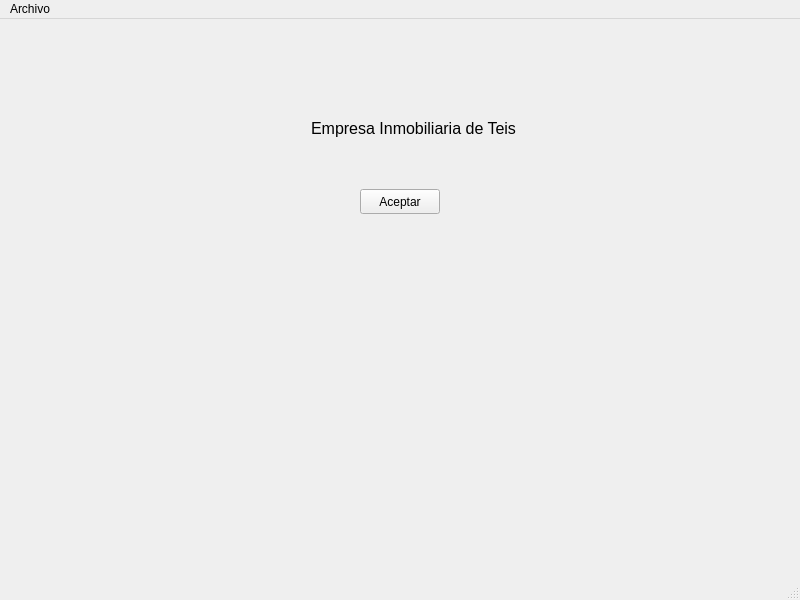
yelkov/ProyectoDI, file venPrincipal.ui: the form before one commit.
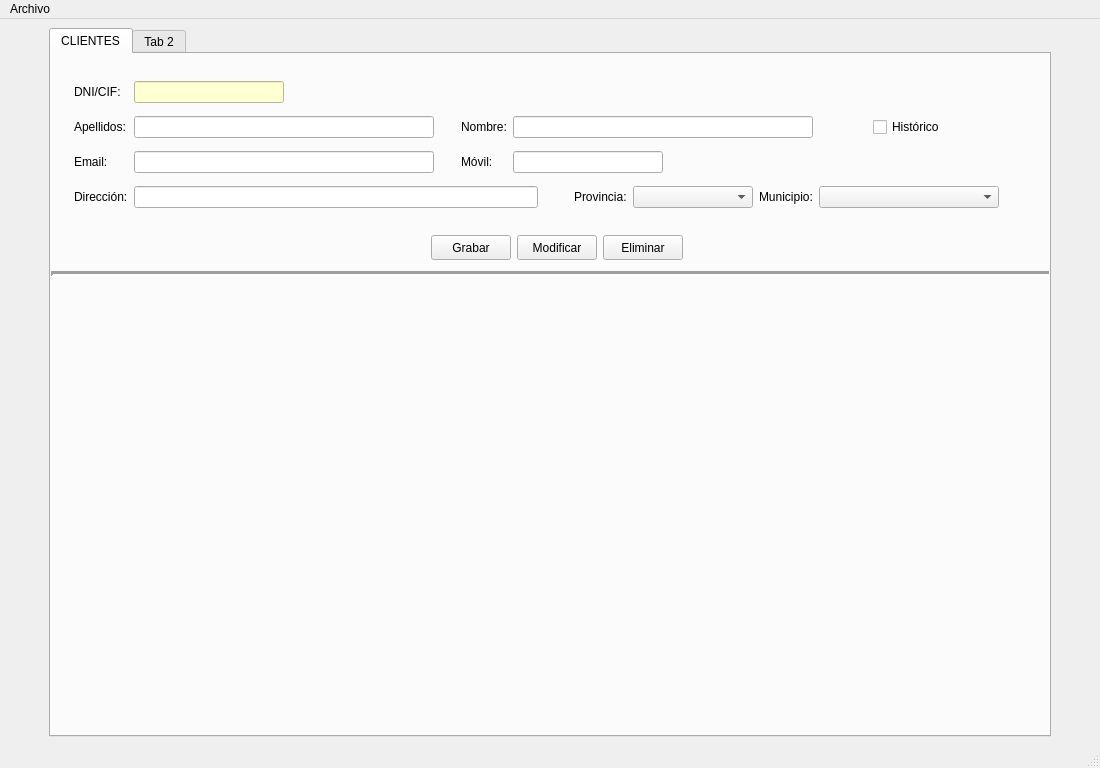
The form after the commit.

Commit message: feat(venPrincipal.ui): primera ventana

```diff
--- a/venPrincipal.ui
+++ b/venPrincipal.ui
@@ -6,70 +6,414 @@
    <rect>
     <x>0</x>
     <y>0</y>
-    <width>800</width>
-    <height>600</height>
+    <width>1100</width>
+    <height>768</height>
    </rect>
   </property>
   <property name="windowTitle">
    <string>InmoTeis</string>
   </property>
+  <property name="layoutDirection">
+   <enum>Qt::LeftToRight</enum>
+  </property>
   <widget class="QWidget" name="centralwidget">
-   <widget class="QLabel" name="lblTitulo">
-    <property name="geometry">
-     <rect>
-      <x>310</x>
-      <y>100</y>
-      <width>207</width>
-      <height>19</height>
-     </rect>
-    </property>
-    <property name="font">
-     <font>
-      <pointsize>12</pointsize>
-     </font>
-    </property>
-    <property name="layoutDirection">
-     <enum>Qt::LeftToRight</enum>
-    </property>
-    <property name="text">
-     <string>Empresa Inmobiliaria de Teis</string>
-    </property>
-    <property name="alignment">
-     <set>Qt::AlignCenter</set>
-    </property>
-   </widget>
-   <widget class="QPushButton" name="botAceptar">
-    <property name="geometry">
-     <rect>
-      <x>360</x>
-      <y>170</y>
-      <width>80</width>
-      <height>25</height>
-     </rect>
-    </property>
-    <property name="minimumSize">
-     <size>
-      <width>80</width>
-      <height>25</height>
-     </size>
-    </property>
-    <property name="maximumSize">
-     <size>
-      <width>80</width>
-      <height>25</height>
-     </size>
-    </property>
-    <property name="text">
-     <string>Aceptar</string>
-    </property>
-   </widget>
+   <layout class="QHBoxLayout" name="horizontalLayout_2">
+    <item>
+     <spacer name="horizontalSpacer_3">
+      <property name="orientation">
+       <enum>Qt::Horizontal</enum>
+      </property>
+      <property name="sizeType">
+       <enum>QSizePolicy::Fixed</enum>
+      </property>
+      <property name="sizeHint" stdset="0">
+       <size>
+        <width>40</width>
+        <height>20</height>
+       </size>
+      </property>
+     </spacer>
+    </item>
+    <item>
+     <widget class="QTabWidget" name="panPrincipal">
+      <property name="enabled">
+       <bool>true</bool>
+      </property>
+      <property name="minimumSize">
+       <size>
+        <width>970</width>
+        <height>670</height>
+       </size>
+      </property>
+      <property name="currentIndex">
+       <number>0</number>
+      </property>
+      <widget class="QWidget" name="tabClientes">
+       <attribute name="title">
+        <string>CLIENTES</string>
+       </attribute>
+       <widget class="Line" name="line">
+        <property name="geometry">
+         <rect>
+          <x>0</x>
+          <y>210</y>
+          <width>1000</width>
+          <height>20</height>
+         </rect>
+        </property>
+        <property name="frameShadow">
+         <enum>QFrame::Sunken</enum>
+        </property>
+        <property name="lineWidth">
+         <number>3</number>
+        </property>
+        <property name="orientation">
+         <enum>Qt::Horizontal</enum>
+        </property>
+       </widget>
+       <widget class="QWidget" name="">
+        <property name="geometry">
+         <rect>
+          <x>23</x>
+          <y>20</y>
+          <width>925</width>
+          <height>141</height>
+         </rect>
+        </property>
+        <layout class="QGridLayout" name="gridLayout">
+         <item row="1" column="4" colspan="5">
+          <widget class="QLineEdit" name="txtNomcli">
+           <property name="minimumSize">
+            <size>
+             <width>300</width>
+             <height>0</height>
+            </size>
+           </property>
+          </widget>
+         </item>
+         <item row="0" column="1">
+          <widget class="QLineEdit" name="txtDnicli">
+           <property name="minimumSize">
+            <size>
+             <width>120</width>
+             <height>0</height>
+            </size>
+           </property>
+           <property name="maximumSize">
+            <size>
+             <width>150</width>
+             <height>16777215</height>
+            </size>
+           </property>
+           <property name="styleSheet">
+            <string notr="true">background-color: rgb(254, 255, 210);</string>
+           </property>
+          </widget>
+         </item>
+         <item row="2" column="0">
+          <widget class="QLabel" name="lblEmailcli">
+           <property name="text">
+            <string>Email:</string>
+           </property>
+          </widget>
+         </item>
+         <item row="3" column="1" colspan="4">
+          <widget class="QLineEdit" name="txtDircli">
+           <property name="minimumSize">
+            <size>
+             <width>400</width>
+             <height>0</height>
+            </size>
+           </property>
+          </widget>
+         </item>
+         <item row="2" column="1">
+          <widget class="QLineEdit" name="txtEmailcli">
+           <property name="minimumSize">
+            <size>
+             <width>300</width>
+             <height>0</height>
+            </size>
+           </property>
+          </widget>
+         </item>
+         <item row="1" column="0">
+          <widget class="QLabel" name="lblApelcli">
+           <property name="text">
+            <string>Apellidos:</string>
+           </property>
+          </widget>
+         </item>
+         <item row="3" column="6">
+          <widget class="QLabel" name="lblProvcli">
+           <property name="text">
+            <string>Provincia:</string>
+           </property>
+          </widget>
+         </item>
+         <item row="3" column="7">
+          <widget class="QComboBox" name="cmbProvcli">
+           <property name="minimumSize">
+            <size>
+             <width>120</width>
+             <height>0</height>
+            </size>
+           </property>
+          </widget>
+         </item>
+         <item row="3" column="9">
+          <widget class="QComboBox" name="cmbMunicli">
+           <property name="minimumSize">
+            <size>
+             <width>180</width>
+             <height>0</height>
+            </size>
+           </property>
+          </widget>
+         </item>
+         <item row="1" column="1">
+          <widget class="QLineEdit" name="txtLineEditcli_2">
+           <property name="minimumSize">
+            <size>
+             <width>300</width>
+             <height>0</height>
+            </size>
+           </property>
+          </widget>
+         </item>
+         <item row="1" column="3">
+          <widget class="QLabel" name="lblNomcli">
+           <property name="text">
+            <string>Nombre:</string>
+           </property>
+          </widget>
+         </item>
+         <item row="1" column="9" alignment="Qt::AlignHCenter">
+          <widget class="QCheckBox" name="chkHistoriacli">
+           <property name="text">
+            <string>Histórico</string>
+           </property>
+          </widget>
+         </item>
+         <item row="2" column="3">
+          <widget class="QLabel" name="lblMovilcli">
+           <property name="text">
+            <string>Móvil:</string>
+           </property>
+          </widget>
+         </item>
+         <item row="2" column="4" colspan="4">
+          <widget class="QLineEdit" name="txtMovilcli">
+           <property name="enabled">
+            <bool>true</bool>
+           </property>
+           <property name="minimumSize">
+            <size>
+             <width>90</width>
+             <height>0</height>
+            </size>
+           </property>
+           <property name="maximumSize">
+            <size>
+             <width>150</width>
+             <height>16777215</height>
+            </size>
+           </property>
+          </widget>
+         </item>
+         <item row="3" column="0">
+          <widget class="QLabel" name="lblDircli">
+           <property name="text">
+            <string>Dirección:</string>
+           </property>
+          </widget>
+         </item>
+         <item row="3" column="8">
+          <widget class="QLabel" name="lblMunicli">
+           <property name="text">
+            <string>Municipio:</string>
+           </property>
+          </widget>
+         </item>
+         <item row="0" column="0">
+          <widget class="QLabel" name="lblDnicli">
+           <property name="text">
+            <string>DNI/CIF:</string>
+           </property>
+          </widget>
+         </item>
+         <item row="3" column="5">
+          <spacer name="horizontalSpacer_2">
+           <property name="orientation">
+            <enum>Qt::Horizontal</enum>
+           </property>
+           <property name="sizeType">
+            <enum>QSizePolicy::Fixed</enum>
+           </property>
+           <property name="sizeHint" stdset="0">
+            <size>
+             <width>20</width>
+             <height>20</height>
+            </size>
+           </property>
+          </spacer>
+         </item>
+         <item row="2" column="2">
+          <spacer name="horizontalSpacer_4">
+           <property name="orientation">
+            <enum>Qt::Horizontal</enum>
+           </property>
+           <property name="sizeType">
+            <enum>QSizePolicy::Fixed</enum>
+           </property>
+           <property name="sizeHint" stdset="0">
+            <size>
+             <width>20</width>
+             <height>20</height>
+            </size>
+           </property>
+          </spacer>
+         </item>
+         <item row="1" column="2">
+          <spacer name="horizontalSpacer">
+           <property name="orientation">
+            <enum>Qt::Horizontal</enum>
+           </property>
+           <property name="sizeType">
+            <enum>QSizePolicy::Fixed</enum>
+           </property>
+           <property name="sizeHint" stdset="0">
+            <size>
+             <width>20</width>
+             <height>20</height>
+            </size>
+           </property>
+          </spacer>
+         </item>
+        </layout>
+       </widget>
+       <widget class="QWidget" name="">
+        <property name="geometry">
+         <rect>
+          <x>380</x>
+          <y>180</y>
+          <width>254</width>
+          <height>27</height>
+         </rect>
+        </property>
+        <layout class="QHBoxLayout" name="horizontalLayout">
+         <item>
+          <widget class="QPushButton" name="btnGrabarcli">
+           <property name="minimumSize">
+            <size>
+             <width>80</width>
+             <height>25</height>
+            </size>
+           </property>
+           <property name="maximumSize">
+            <size>
+             <width>80</width>
+             <height>25</height>
+            </size>
+           </property>
+           <property name="text">
+            <string>Grabar</string>
+           </property>
+          </widget>
+         </item>
+         <item>
+          <widget class="QPushButton" name="btnModifcli">
+           <property name="minimumSize">
+            <size>
+             <width>80</width>
+             <height>25</height>
+            </size>
+           </property>
+           <property name="maximumSize">
+            <size>
+             <width>80</width>
+             <height>25</height>
+            </size>
+           </property>
+           <property name="text">
+            <string>Modificar</string>
+           </property>
+          </widget>
+         </item>
+         <item>
+          <widget class="QPushButton" name="btnDelcli">
+           <property name="minimumSize">
+            <size>
+             <width>80</width>
+             <height>25</height>
+            </size>
+           </property>
+           <property name="maximumSize">
+            <size>
+             <width>80</width>
+             <height>25</height>
+            </size>
+           </property>
+           <property name="text">
+            <string>Eliminar</string>
+           </property>
+          </widget>
+         </item>
+        </layout>
+       </widget>
+      </widget>
+      <widget class="QWidget" name="tabConstruccion">
+       <attribute name="title">
+        <string>Tab 2</string>
+       </attribute>
+       <widget class="QLabel" name="label">
+        <property name="geometry">
+         <rect>
+          <x>240</x>
+          <y>260</y>
+          <width>471</width>
+          <height>71</height>
+         </rect>
+        </property>
+        <property name="font">
+         <font>
+          <pointsize>23</pointsize>
+         </font>
+        </property>
+        <property name="text">
+         <string>PANEL EN CONSTRUCCIÓN</string>
+        </property>
+        <property name="alignment">
+         <set>Qt::AlignCenter</set>
+        </property>
+       </widget>
+      </widget>
+     </widget>
+    </item>
+    <item>
+     <spacer name="horizontalSpacer_5">
+      <property name="orientation">
+       <enum>Qt::Horizontal</enum>
+      </property>
+      <property name="sizeType">
+       <enum>QSizePolicy::Fixed</enum>
+      </property>
+      <property name="sizeHint" stdset="0">
+       <size>
+        <width>40</width>
+        <height>20</height>
+       </size>
+      </property>
+     </spacer>
+    </item>
+   </layout>
   </widget>
   <widget class="QMenuBar" name="menubar">
    <property name="geometry">
     <rect>
      <x>0</x>
      <y>0</y>
-     <width>800</width>
+     <width>1100</width>
      <height>21</height>
     </rect>
    </property>
```
